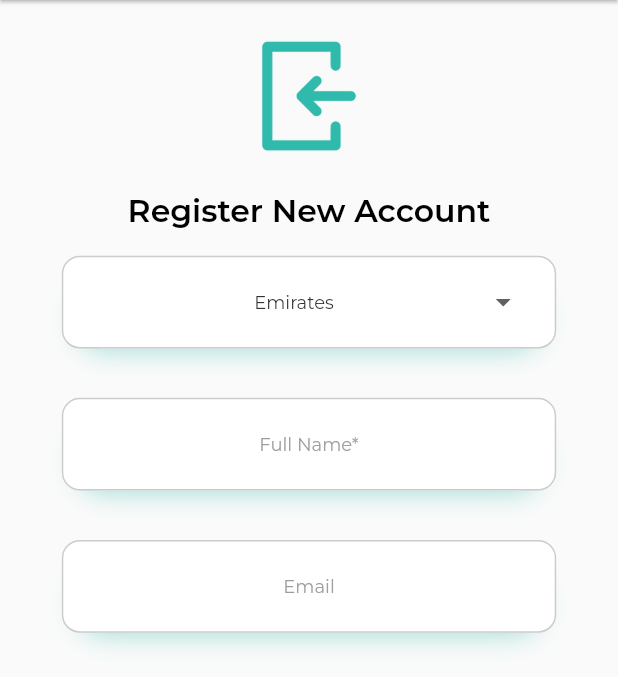
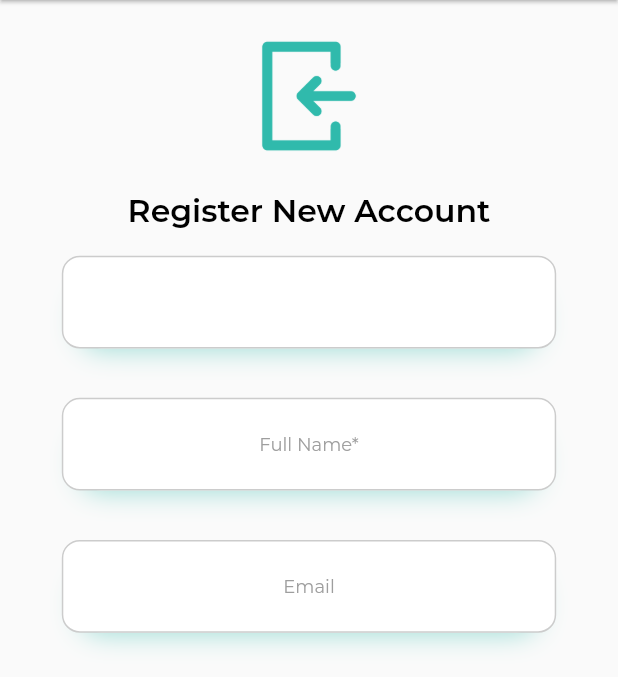
Before and after one commit to akhilraj-personal/autoversa_customer_v2, a Flutter app: the SignupPage screen opened by its route, on a phone screen of 412 x 824 dp, the part 84-761 px from its top. Run offline on Flutter 3.47's test engine with Material 2 defaults, Android fonts, the phone set to English and light mode, and no system bars; our stand-ins replace connectivity_plus, flutter_dotenv, flutter_otp_text_field, shared_preferences; missing offline and left inert: custom_clippers; accounts and stored records are empty.

Commit message:
signup new screen

```diff
--- a/lib/screens/auth_screens/signup_page.dart
+++ b/lib/screens/auth_screens/signup_page.dart
@@ -8,6 +8,7 @@ import 'package:autoversa/utils/color_utils.dart';
 import 'package:flutter/material.dart';
 import 'package:flutter/services.dart';
 import 'package:provider/provider.dart';
+import 'package:shared_preferences/shared_preferences.dart';
 
 class SignupPage extends StatefulWidget {
   const SignupPage({super.key});
@@ -17,12 +18,86 @@ class SignupPage extends StatefulWidget {
 }
 
 class SignupPageState extends State<SignupPage> {
-  List<String> options = [
-    'Emirates',
-  ];
+  String emirates = '';
+  TextEditingController userNameController = TextEditingController();
+  TextEditingController emailController = TextEditingController();
+  TextEditingController numberController = TextEditingController();
+
   FocusNode userNameFocus = FocusNode();
   FocusNode emailFocus = FocusNode();
   FocusNode numberWordFocus = FocusNode();
+  final _formKey = GlobalKey<FormState>();
+  bool issubmitted = false;
+
+  // _getStateList() async {
+  //   Map req = {
+  //     "countryId": 1,
+  //   };
+  //   onLoading(context);
+  //   await getStateList(req).then((value) {
+  //     Navigator.pop(context);
+  //     if (value['ret_data'] == "success") {
+  //       setState(() {
+  //         data = value['statelist'];
+  //         items = data
+  //             .map((item) => DropdownMenuItem(
+  //                 child: Text(item['state_name']),
+  //                 value: item['state_id'].toString()))
+  //             .toList();
+  //       });
+  //     } else {}
+  //   }).catchError((e) {
+  //     toasty(context, e.toString());
+  //   });
+  // }
+
+  // cust_signup() async {
+  //   void hideKeyboard(context) => FocusScope.of(context).requestFocus(FocusNode());
+  //   setState(() {});
+  //   var country;
+  //   if (widget.countrycode == '+971') {
+  //     country = "UAE";
+  //   } else {
+  //     country = "INDIA";
+  //   }
+  //   Map req = {
+  //     "emiratesId": emirates,
+  //     "fullname": userNameController.text.toString(),
+  //     "email": emailController.text.toString() != ""
+  //         ? emailController.text.toString()
+  //         : "",
+  //     "phone": widget.phone,
+  //     "country_coded": widget.countrycode,
+  //     "country": country
+  //   };
+  //   final prefs = await SharedPreferences.getInstance();
+
+  //   await customerSignup(req).then((value) {
+  //     Navigator.pop(context);
+  //     if (value['ret_data'] == "success") {
+  //       prefs.setString('name', value['cust_info']['name']);
+  //       prefs.setString('email', value['cust_info']['email']);
+  //       prefs.setString('emirate', value['cust_info']['emirate']);
+  //       prefs.setString('language', value['cust_info']['language']);
+  //       prefs.setString('credits', value['cust_info']['credits']);
+  //       Navigator.pushAndRemoveUntil(
+  //         context,
+  //         MaterialPageRoute(
+  //             builder: (context) => AMDashScreen(
+  //                   selectedindex: 0,
+  //                 )),
+  //         (route) => false,
+  //       );
+  //     } else {
+  //       toasty(context, value['ret_data']);
+  //       setState(() => issubmitted = false);
+  //     }
+  //   }).catchError((e) {
+  //     setState(() => issubmitted = false);
+  //     toasty(context, e.toString());
+  //   });
+  // }
+
   @override
   Widget build(BuildContext context) {
     return AnnotatedRegion(
@@ -85,6 +160,8 @@ class SignupPageState extends State<SignupPage> {
         ),
         body: SingleChildScrollView(
           child: Center(
+            child: Form(
+              key: _formKey,
               child: Column(
                   crossAxisAlignment: CrossAxisAlignment.center,
                   children: [
@@ -135,80 +212,85 @@ class SignupPageState extends State<SignupPage> {
                                 ),
                                 child: Row(
                                   children: <Widget>[
-                                  Expanded(
-                                    child: Container(
-                                        padding: EdgeInsets.only(
-                                          left: width * 0.025,
-                                          right: width * 0.025,
-                                        ),
-                                        child: DropdownButtonFormField<String>(
-                                          decoration: InputDecoration(
-                                            disabledBorder: OutlineInputBorder(
-                                              borderRadius:
-                                                  BorderRadius.circular(16.0),
-                                              borderSide: BorderSide(
-                                                  color: Colors.transparent,
-                                                  width: 1),
-                                            ),
-                                            focusedBorder: OutlineInputBorder(
-                                              borderRadius:
-                                                  BorderRadius.circular(16.0),
-                                              borderSide: BorderSide(
-                                                  color: Colors.transparent,
-                                                  width: 1),
-                                            ),
-                                            enabledBorder: OutlineInputBorder(
-                                              borderRadius:
-                                                  BorderRadius.circular(16.0),
-                                              borderSide: BorderSide(
-                                                  color: Colors.transparent,
-                                                  width: 1),
-                                            ),
-                                            hintText: S.of(context).emirates,
-                                            hintStyle: TextStyle(
-                                              color: Colors.grey,
-                                              fontSize: 12,
-                                            ),
-                                            filled: true,
-                                            fillColor: whiteColor,
-                                            isDense: false,
-                                            contentPadding: EdgeInsets.fromLTRB(
-                                                16, 8, 12, 8),
-                                          ),
-                                          items: options.map((String value) {
-                                            return DropdownMenuItem<String>(
-                                              value: value,
-                                              child: Align(
-                                                  alignment: Alignment.center,
-                                                  child: Text(
-                                                    value,
-                                                    style: montserratLight
-                                                        .copyWith(
-                                                            color:
-                                                                lightblackColor,
-                                                            fontSize: 12),
-                                                  )),
-                                            );
-                                          }).toList(),
-                                          // validator: (value) {
-                                          //   if (value == null) {
-                                          //     return emirateValidation(
-                                          //         value, context);
-                                          //   }
-                                          // },
-                                          isDense: true,
-                                          isExpanded: true,
-                                          hint: Align(
-                                              alignment: Alignment.center,
-                                              child: Text(
-                                                options[0],
-                                                style: montserratLight.copyWith(
-                                                    color: lightblackColor,
-                                                    fontSize: 12),
-                                              )),
-                                          onChanged: (_) {},
-                                        )),
-                                  ),
+                                    // Expanded(
+                                    //   child: Container(
+                                    //       padding: EdgeInsets.only(
+                                    //         left: width * 0.025,
+                                    //         right: width * 0.025,
+                                    //       ),
+                                    //       child:
+                                    //           DropdownButtonFormField<String>(
+                                    //         decoration: InputDecoration(
+                                    //           disabledBorder:
+                                    //               OutlineInputBorder(
+                                    //             borderRadius:
+                                    //                 BorderRadius.circular(16.0),
+                                    //             borderSide: BorderSide(
+                                    //                 color: Colors.transparent,
+                                    //                 width: 1),
+                                    //           ),
+                                    //           focusedBorder: OutlineInputBorder(
+                                    //             borderRadius:
+                                    //                 BorderRadius.circular(16.0),
+                                    //             borderSide: BorderSide(
+                                    //                 color: Colors.transparent,
+                                    //                 width: 1),
+                                    //           ),
+                                    //           enabledBorder: OutlineInputBorder(
+                                    //             borderRadius:
+                                    //                 BorderRadius.circular(16.0),
+                                    //             borderSide: BorderSide(
+                                    //                 color: Colors.transparent,
+                                    //                 width: 1),
+                                    //           ),
+                                    //           hintText: S.of(context).emirates,
+                                    //           hintStyle: TextStyle(
+                                    //             color: Colors.grey,
+                                    //             fontSize: 12,
+                                    //           ),
+                                    //           filled: true,
+                                    //           fillColor: whiteColor,
+                                    //           isDense: false,
+                                    //           contentPadding:
+                                    //               EdgeInsets.fromLTRB(
+                                    //                   16, 8, 12, 8),
+                                    //         ),
+                                    //         items: options.map((String value) {
+                                    //           return DropdownMenuItem<String>(
+                                    //             value: value,
+                                    //             child: Align(
+                                    //                 alignment: Alignment.center,
+                                    //                 child: Text(
+                                    //                   value,
+                                    //                   style: montserratLight
+                                    //                       .copyWith(
+                                    //                           color:
+                                    //                               lightblackColor,
+                                    //                           fontSize: 12),
+                                    //                 )),
+                                    //           );
+                                    //         }).toList(),
+                                    //         // validator: (value) {
+                                    //         //   if (value == null) {
+                                    //         //     return emirateValidation(
+                                    //         //         value, context);
+                                    //         //   }
+                                    //         // },
+                                    //         isDense: true,
+                                    //         isExpanded: true,
+                                    //         hint: Align(
+                                    //             alignment: Alignment.center,
+                                    //             child: Text(
+                                    //               options[0],
+                                    //               style:
+                                    //                   montserratLight.copyWith(
+                                    //                       color:
+                                    //                           lightblackColor,
+                                    //                       fontSize: 12),
+                                    //             )),
+                                    //         onChanged: (_) {},
+                                    //       )),
+                                    // ),
                                   ],
                                 ))
                           ]),
@@ -244,6 +326,7 @@ class SignupPageState extends State<SignupPage> {
                                             right: width * 0.025,
                                             left: width * 0.025),
                                         child: TextFormField(
+                                          controller: userNameController,
                                           keyboardType: TextInputType.text,
                                           textAlign: TextAlign.center,
                                           maxLength: 50,
@@ -306,6 +389,7 @@ class SignupPageState extends State<SignupPage> {
                                             right: width * 0.025,
                                             left: width * 0.025),
                                         child: TextFormField(
+                                          controller: emailController,
                                           keyboardType:
                                               TextInputType.emailAddress,
                                           textAlign: TextAlign.center,
@@ -374,7 +458,8 @@ class SignupPageState extends State<SignupPage> {
                                       child: Text(
                                         "AE +971",
                                         style: montserratLight.copyWith(
-                                          color: lightblackColor, fontSize: 14),
+                                            color: lightblackColor,
+                                            fontSize: 14),
                                       ),
                                     ),
                                     Container(
@@ -387,9 +472,10 @@ class SignupPageState extends State<SignupPage> {
                                     ),
                                     Expanded(
                                       child: Container(
-                                      padding:
-                                          EdgeInsets.only(right: width * 0.025),
+                                        padding: EdgeInsets.only(
+                                            right: width * 0.025),
                                         child: TextFormField(
+                                          controller: numberController,
                                           keyboardType: TextInputType.number,
                                           focusNode: numberWordFocus,
                                           maxLength: 10,
@@ -419,7 +505,14 @@ class SignupPageState extends State<SignupPage> {
                           ]),
                           SizedBox(height: height * 0.04),
                           GestureDetector(
-                          onTap: () {
+                            onTap: () async {
+                              // if (_formKey.currentState!.validate()) {
+                              //   if (issubmitted) return;
+                              //   setState(() => issubmitted = true);
+                              //   await Future.delayed(
+                              //       Duration(milliseconds: 1000));
+                              //   cust_signup();
+                              // }
                               setState(() {
                                 Navigator.pushReplacementNamed(
                                     context, Routes.bottombar);
@@ -475,6 +568,7 @@ class SignupPageState extends State<SignupPage> {
             ),
           ),
         ),
+      ),
     );
   }
 }
```
Lines whose indentation alone changed are shown as unchanged.
